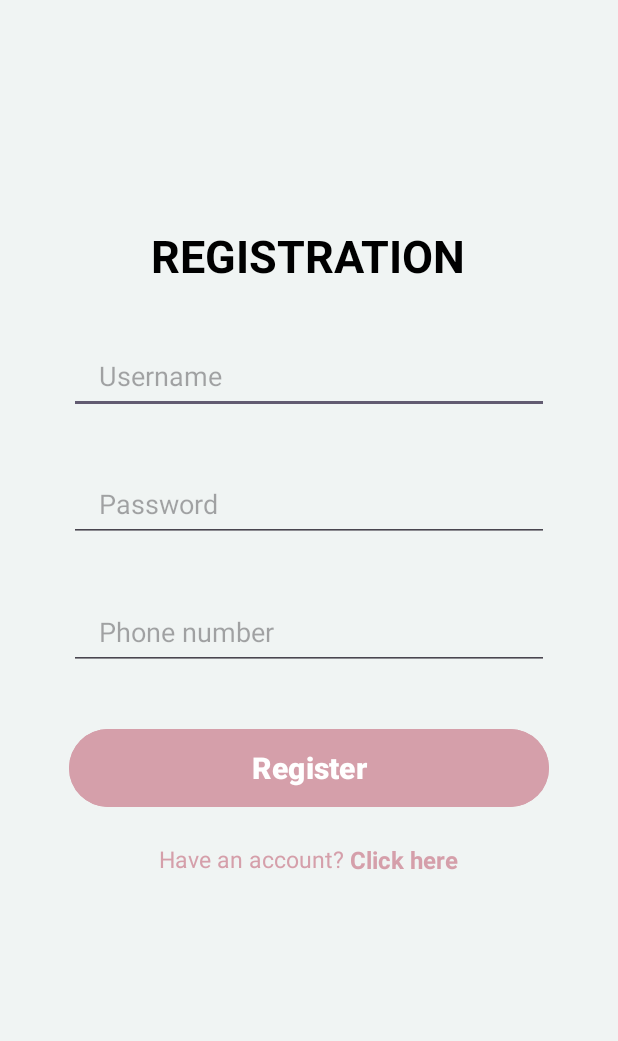
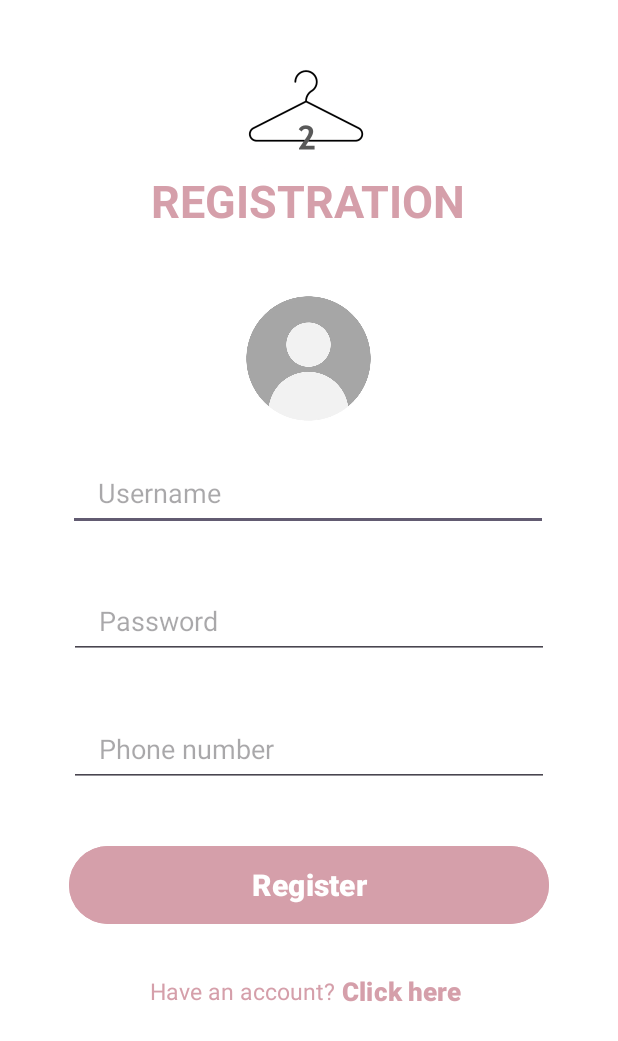
Before and after one commit to danielnissan1/Android, an Android app: the layout register_screen.xml on its own in the app's theme, with its tools: preview values and no code run, on a phone screen of 412 x 824 dp. Shown: the top 1041 px of the screen. Run offline under Robolectric (Android 15) with nearby library versions, the light colour scheme and no system bars.

Commit message:
login and register layouts are ready

```diff
--- a/app/src/main/AndroidManifest.xml
+++ b/app/src/main/AndroidManifest.xml
@@ -21,6 +21,10 @@
                 <category android:name="android.intent.category.LAUNCHER" />
             </intent-filter>
         </activity>
+        <activity android:name=".LoginActivity" android:exported="true">
+        </activity>
+        <activity android:name=".RegisterActivity" android:exported="true">
+        </activity>
     </application>
 
 </manifest>
--- a/app/src/main/java/com/example/yadshniya/MainActivity.kt
+++ b/app/src/main/java/com/example/yadshniya/MainActivity.kt
@@ -10,12 +10,11 @@ class MainActivity : AppCompatActivity() {
     override fun onCreate(savedInstanceState: Bundle?) {
         super.onCreate(savedInstanceState)
         enableEdgeToEdge()
-//        setContentView(R.layout.activity_main)
 //        ViewCompat.setOnApplyWindowInsetsListener(findViewById(R.id.main)) { v, insets ->
 //            val systemBars = insets.getInsets(WindowInsetsCompat.Type.systemBars())
 //            v.setPadding(systemBars.left, systemBars.top, systemBars.right, systemBars.bottom)
 //            insets
 //        }
-        setContentView(R.layout.register_screen)
+        setContentView(R.layout.login_screen)
     }
 }
--- /dev/null
+++ b/app/src/main/res/drawable/button_background.xml
@@ -0,0 +1,5 @@
+<?xml version="1.0" encoding="utf-8"?>
+<selector xmlns:android="http://schemas.android.com/apk/res/android">
+    <item android:drawable="@android:color/white" android:state_pressed="true"/>
+    <item android:drawable="@android:color/white"/>
+</selector>
--- a/app/src/main/res/layout/register_screen.xml
+++ b/app/src/main/res/layout/register_screen.xml
@@ -1,49 +1,66 @@
 <?xml version="1.0" encoding="utf-8"?>
-<ScrollView xmlns:android="http://schemas.android.com/apk/res/android"
+
+<androidx.constraintlayout.widget.ConstraintLayout xmlns:android="http://schemas.android.com/apk/res/android"
     xmlns:app="http://schemas.android.com/apk/res-auto"
     xmlns:tools="http://schemas.android.com/tools"
+    android:id="@+id/main_header"
     android:layout_width="match_parent"
     android:layout_height="match_parent"
-    android:background="@color/background"
-    tools:context=".MainActivity">
-    <androidx.constraintlayout.widget.ConstraintLayout
-        android:id="@+id/main_header"
-        android:layout_width="match_parent"
-        android:layout_height="wrap_content"
-        >
-<!--        <ImageView-->
-<!--            android:id="@+id/image_view"-->
-<!--            android:layout_width="wrap_content"-->
-<!--            android:layout_height="wrap_content"-->
-<!--            app:layout_constraintStart_toStartOf="parent"-->
-<!--            app:layout_constraintBaseline_toTopOf="parent"-->
-<!--            />-->
+    android:background="@color/white">
+
+    <ImageView
+        android:id="@+id/image_view"
+        android:layout_width="106dp"
+        android:layout_height="73dp"
+        android:layout_marginTop="40dp"
+        android:src="@drawable/hanger"
+        app:layout_constraintBaseline_toTopOf="parent"
+        app:layout_constraintEnd_toEndOf="parent"
+        app:layout_constraintHorizontal_bias="0.498"
+        app:layout_constraintStart_toStartOf="parent"
+        app:layout_constraintTop_toTopOf="parent" />
+
+    <ImageButton
+        android:id="@+id/profilePicButtonSignUpScreen"
+        android:layout_width="90dp"
+        android:layout_height="90dp"
+        android:layout_marginTop="40dp"
+        android:background="@android:color/white"
+        android:backgroundTint="#000000"
+        android:contentDescription="pick profile picture"
+        android:scaleType="centerInside"
+        app:layout_constraintEnd_toEndOf="parent"
+        app:layout_constraintHorizontal_bias="0.498"
+        app:layout_constraintStart_toStartOf="parent"
+        app:layout_constraintTop_toBottomOf="@+id/text1"
+        app:srcCompat="@drawable/profile" />
+
     <TextView
         android:id="@+id/text1"
         android:layout_width="wrap_content"
         android:layout_height="wrap_content"
         android:text="@string/registration"
-            android:layout_marginTop="150dp"
-            android:textColor="@color/black"
+        android:textColor="@color/dark_baby_pink"
+        android:textSize="30sp"
         android:textStyle="bold"
-            android:textSize="30sp"
         app:layout_constraintEnd_toEndOf="parent"
         app:layout_constraintHorizontal_bias="0.497"
         app:layout_constraintStart_toStartOf="parent"
-            app:layout_constraintTop_toTopOf="parent"
-            />
+        app:layout_constraintTop_toBottomOf="@+id/image_view" />
+
     <EditText
         android:id="@+id/ed1"
         android:layout_width="320dp"
         android:layout_height="50dp"
-            android:layout_marginTop="35dp"
+        android:layout_marginTop="20dp"
         android:hint="@string/username"
         android:paddingLeft="20dp"
         android:paddingRight="20dp"
         app:layout_constraintEnd_toEndOf="parent"
+        app:layout_constraintHorizontal_bias="0.494"
         app:layout_constraintStart_toStartOf="parent"
-            app:layout_constraintTop_toBottomOf="@+id/text1"
-            />
+        app:layout_constraintTop_toBottomOf="@+id/profilePicButtonSignUpScreen" />
+
     <EditText
         android:id="@+id/ed2"
         android:layout_width="320dp"
@@ -54,8 +71,8 @@
         android:paddingRight="20sp"
         app:layout_constraintEnd_toEndOf="parent"
         app:layout_constraintStart_toStartOf="parent"
-            app:layout_constraintTop_toBottomOf="@+id/ed1"
-            />
+        app:layout_constraintTop_toBottomOf="@+id/ed1" />
+
     <EditText
         android:id="@+id/ed3"
         android:layout_width="320dp"
@@ -63,43 +80,45 @@
         android:layout_marginTop="35dp"
         android:hint="@string/phoneNumber"
         android:inputType="textPassword"
+        android:longClickable="false"
+        android:paddingLeft="20dp"
         android:paddingRight="20dp"
-            android:paddingLeft="20dp"
-            android:longClickable="false"
         app:layout_constraintEnd_toEndOf="parent"
         app:layout_constraintStart_toStartOf="parent"
-            app:layout_constraintTop_toBottomOf="@+id/ed2"
-            />
+        app:layout_constraintTop_toBottomOf="@+id/ed2" />
+
     <Button
-            android:id="@+id/btnrgs"
+        android:id="@+id/registerButton"
         android:layout_width="320dp"
         android:layout_height="60dp"
+        android:layout_marginTop="35dp"
+        android:backgroundTint="@color/dark_baby_pink"
         android:gravity="center"
         android:text="@string/register"
         android:textSize="20sp"
         android:textStyle="bold"
-            android:layout_marginTop="35dp"
-            android:backgroundTint="@color/dark_baby_pink"
         app:layout_constraintEnd_toEndOf="parent"
         app:layout_constraintStart_toStartOf="parent"
-            app:layout_constraintTop_toBottomOf="@+id/ed3"
-            />
+        app:layout_constraintTop_toBottomOf="@+id/ed3" />
+
     <TextView
         android:id="@+id/t1"
         android:layout_width="wrap_content"
         android:layout_height="wrap_content"
         tools:ignore="MissingConstraints" />
+
     <LinearLayout
         android:id="@+id/lin1"
-            android:layout_width="match_parent"
+        android:layout_width="0dp"
         android:layout_height="wrap_content"
-            android:layout_marginTop="20dp"
-            app:layout_constraintStart_toStartOf="parent"
-            app:layout_constraintEnd_toEndOf="parent"
-            app:layout_constraintTop_toBottomOf="@+id/btnrgs"
         android:gravity="center"
         android:orientation="horizontal"
-            >
+        app:layout_constraintBottom_toBottomOf="parent"
+        app:layout_constraintEnd_toEndOf="parent"
+        app:layout_constraintHorizontal_bias="0.0"
+        app:layout_constraintStart_toStartOf="parent"
+        app:layout_constraintTop_toBottomOf="@+id/registerButton"
+        app:layout_constraintVertical_bias="0.107">
 
         <TextView
             android:id="@+id/txt3"
@@ -107,19 +126,24 @@
             android:layout_height="wrap_content"
             android:text="@string/accountExist"
             android:textColor="@color/dark_baby_pink"
-                android:textSize="15sp"/>
+            android:textSize="15sp" />
 
-            <TextView
-                android:id="@+id/login_link"
+        <Button
+            android:id="@+id/gotoLogin"
             android:layout_width="wrap_content"
             android:layout_height="wrap_content"
+            android:layout_marginTop="0dp"
+            android:backgroundTint="@color/white"
+            android:gravity="center"
+            android:padding="0dp"
             android:text="@string/click"
             android:textColor="@color/dark_baby_pink"
-                android:textSize="16sp"
-                android:textStyle="bold" />
+            android:textSize="17sp"
+            android:textStyle="bold"
+            app:layout_constraintEnd_toEndOf="parent"
+            app:layout_constraintStart_toStartOf="parent"
+            app:layout_constraintTop_toBottomOf="@+id/ed3" />
     </LinearLayout>
 
 
 </androidx.constraintlayout.widget.ConstraintLayout>
-
-</ScrollView>
--- a/app/src/main/res/values/colors.xml
+++ b/app/src/main/res/values/colors.xml
@@ -8,5 +8,4 @@
     <color name="error_red">#FFE95567</color>
     <color name="dark_text">#FF3B3A3A</color>
     <color name="gentle_text">#FF6B7280</color>
-    <color name="background">#F0F4F3</color>
 </resources>
--- a/app/src/main/res/values/strings.xml
+++ b/app/src/main/res/values/strings.xml
@@ -5,9 +5,9 @@
     <string name="username">Username</string>
     <string name="password">Password</string>
     <string name="phoneNumber">Phone number</string>
-    <string name="registerOption">"Don't have an account? "</string>
+    <string name="registerOption">"Don't have an account?"</string>
     <string name="signup">Sign up</string>
-    <string name="accountExist">"Have an account? "</string>
+    <string name="accountExist">"Have an account?"</string>
     <string name="click"> Click here</string>
     <string name="register">Register</string>
 </resources>
```
Also changed, not shown: app/src/main/java/com/example/yadshniya/LoginActivity.kt (added, +28 -0 lines), app/src/main/java/com/example/yadshniya/RegisterActivity.kt (added, +82 -0 lines), app/src/main/res/drawable/ic_launcher_background.xml (+13 -73 lines), app/src/main/res/drawable/ic_launcher_foreground.xml (deleted, +0 -30 lines), app/src/main/res/layout/activity_main.xml (deleted, +0 -19 lines), app/src/main/res/layout/login_screen.xml (+30 -19 lines), app/src/main/res/drawable/hanger.png (added), app/src/main/res/drawable/profile.png (added). Lines whose indentation alone changed are shown as unchanged.
